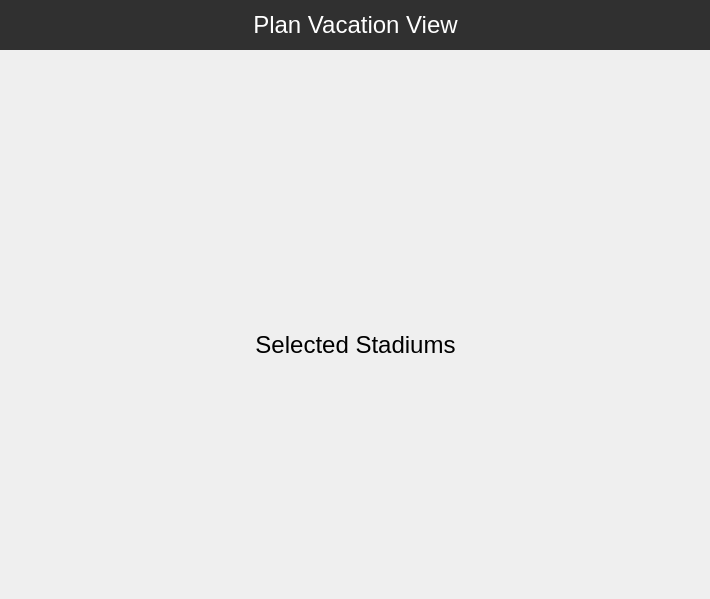
minorleaguegrayonassociates/GrayonSlam, file src/views/planvacationview.ui: the form before one commit.
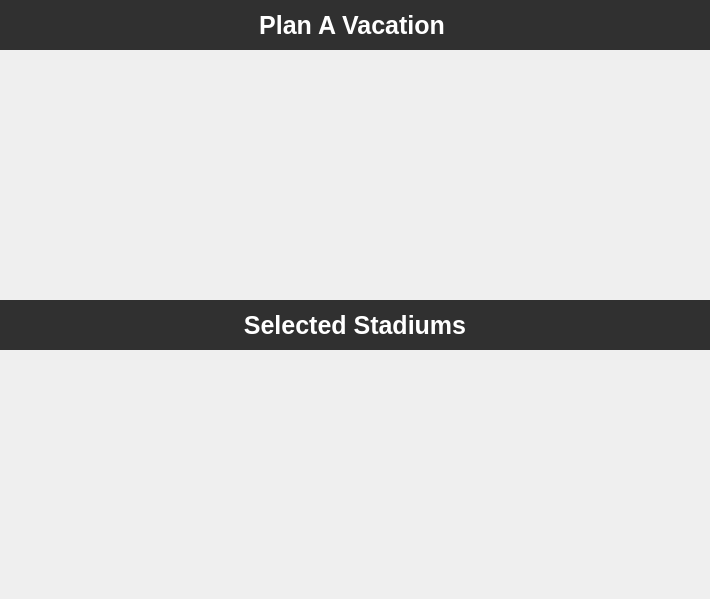
The form after the commit.

Commit message: Have the list adding and removing stadiums in vacation planner, just need to custimize trip selection for the different types along with adding the graph and connecting thos appropriately

Diff of the .ui file:
```diff
--- a/src/views/planvacationview.ui
+++ b/src/views/planvacationview.ui
@@ -25,10 +25,19 @@
 background-color: #303030;
 }
 
-QWidget#teamHeader
+QWidget#planVacationHeader
 {
 background-color: #303030;
 color:white;
+font-size: 25px;
+font: bold;
+}
+
+QWidget#plannerHeader {
+background-color: #303030;
+color:white;
+font-size: 25px;
+font: bold;
 }
 
 QWidget#background {
@@ -336,7 +345,7 @@
     </widget>
    </widget>
    <widget class="QWidget" name="planVacation">
-    <widget class="QLabel" name="teamHeader">
+    <widget class="QLabel" name="planVacationHeader">
      <property name="geometry">
       <rect>
        <x>0</x>
@@ -347,15 +356,17 @@
      </property>
      <property name="font">
       <font>
-       <family>Microsoft Sans Serif</family>
-       <pointsize>18</pointsize>
+       <pointsize>-1</pointsize>
+       <weight>75</weight>
+       <italic>false</italic>
+       <bold>true</bold>
       </font>
      </property>
      <property name="styleSheet">
       <string notr="true"/>
      </property>
      <property name="text">
-      <string>Plan Vacation View</string>
+      <string>Plan A Vacation </string>
      </property>
      <property name="scaledContents">
       <bool>false</bool>
@@ -370,7 +381,7 @@
        <x>0</x>
        <y>50</y>
        <width>710</width>
-       <height>271</height>
+       <height>250</height>
       </rect>
      </property>
      <property name="styleSheet">
@@ -385,9 +396,9 @@
      <property name="geometry">
       <rect>
        <x>0</x>
-       <y>370</y>
+       <y>350</y>
        <width>710</width>
-       <height>231</height>
+       <height>250</height>
       </rect>
      </property>
      <property name="styleSheet">
@@ -398,19 +409,21 @@
 }</string>
      </property>
     </widget>
-    <widget class="QLabel" name="teamHeader_2">
+    <widget class="QLabel" name="plannerHeader">
      <property name="geometry">
       <rect>
        <x>0</x>
-       <y>320</y>
-       <width>711</width>
+       <y>300</y>
+       <width>710</width>
        <height>50</height>
       </rect>
      </property>
      <property name="font">
       <font>
-       <family>Microsoft Sans Serif</family>
-       <pointsize>18</pointsize>
+       <pointsize>-1</pointsize>
+       <weight>75</weight>
+       <italic>false</italic>
+       <bold>true</bold>
       </font>
      </property>
      <property name="styleSheet">
```
The commit also changes 2 other files.
